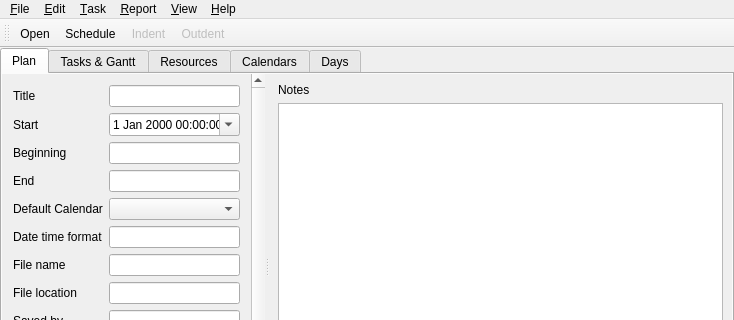
Qt form mainwindow.ui (roahanramesh/qplanner) before a commit; both pictures show x 0 to 734 and y 0 to 320 of the 734 by 481 pixel window.
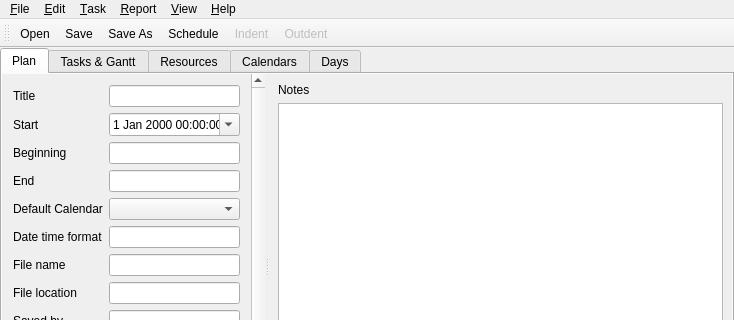
The same form after that commit. Custom widgets are drawn as their Qt base class.

Commit message: Various minor improvements including plan filename in main window title etc

```diff
--- a/mainwindow.ui
+++ b/mainwindow.ui
@@ -560,6 +560,8 @@
     <bool>false</bool>
    </attribute>
    <addaction name="actionOpen"/>
+   <addaction name="actionSave"/>
+   <addaction name="actionSaveAs"/>
    <addaction name="actionSchedule"/>
    <addaction name="actionIndent"/>
    <addaction name="actionOutdent"/>
```
The commit also changes 7 other files.
